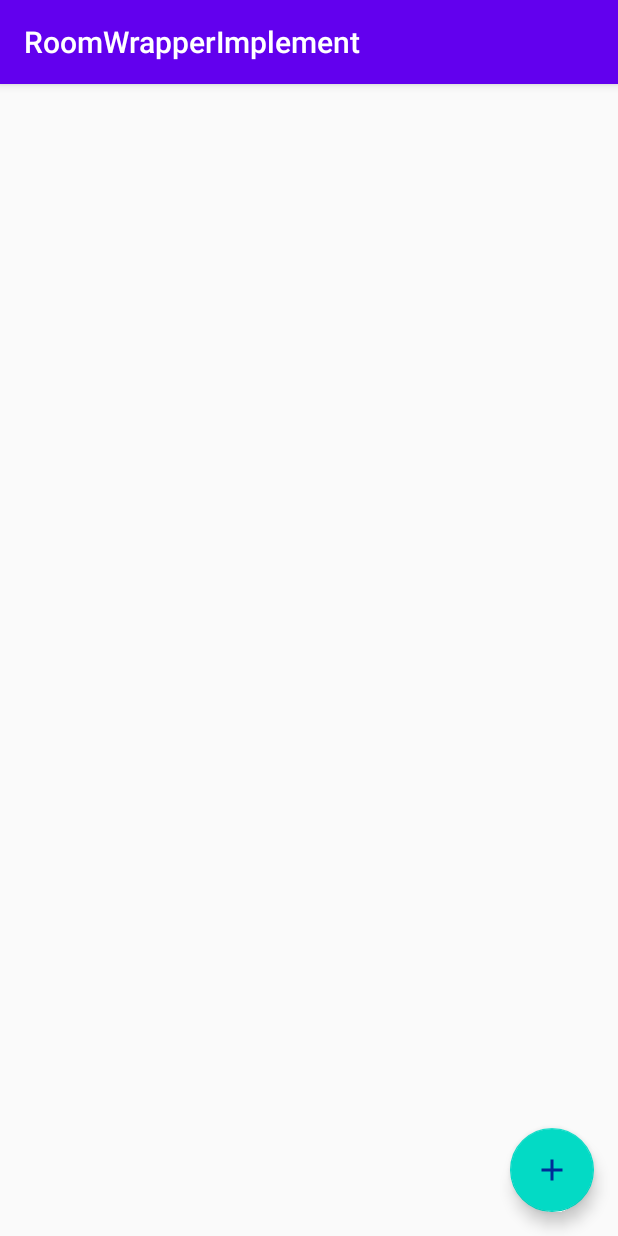
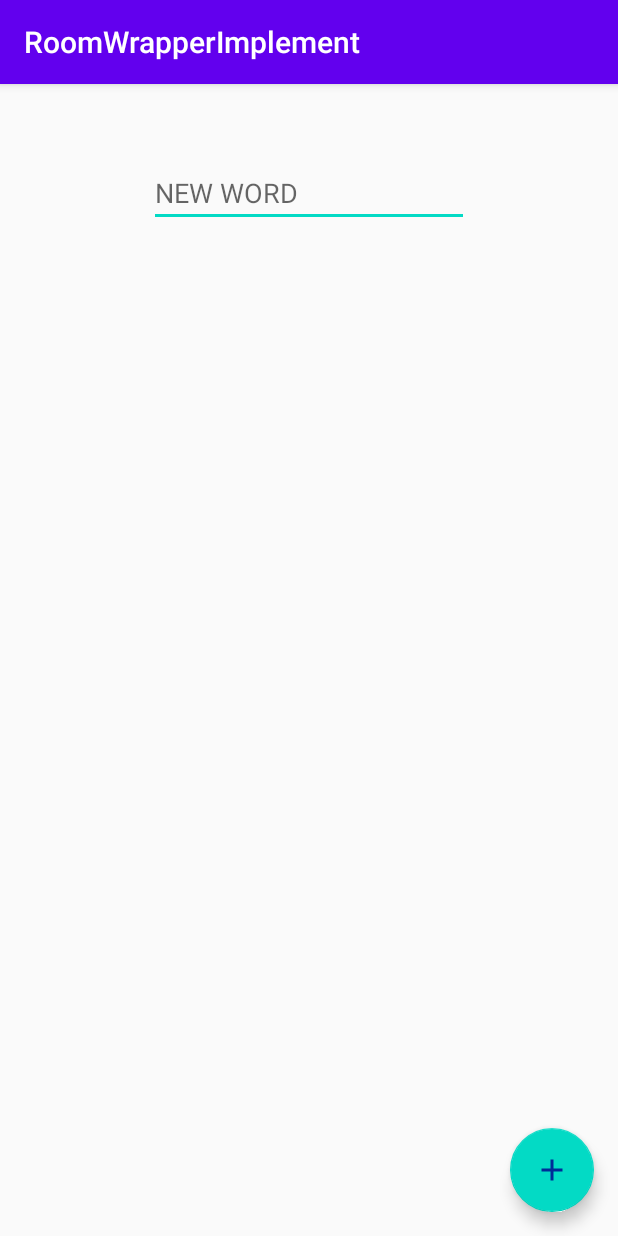
Before and after one commit to KhadijaHameed/Learning-topics, an Android app: the screen it shows after launch (MainActivity), on a phone screen of 412 x 824 dp. Run offline under Robolectric (Android 15) with nearby library versions, the phone set to English and light mode, and no system bars; our stand-ins replace Room's generated code; libraries missing offline, so code that uses them is left out: com.facebook.stetho; 3 statements that could not run were skipped.

Commit message:
insert , update, delete method

```diff
--- a/app/src/main/java/com/example/roomwrapperimplement/MainActivity.java
+++ b/app/src/main/java/com/example/roomwrapperimplement/MainActivity.java
@@ -14,6 +14,7 @@ import android.os.AsyncTask;
 import android.os.Bundle;
 import android.util.Log;
 import android.view.View;
+import android.widget.EditText;
 import android.widget.Toast;
 
 import com.example.roomwrapperimplement.db.Repository;
@@ -31,14 +32,19 @@ import okhttp3.OkHttpClient;
 public class MainActivity extends AppCompatActivity {
 
     Repository dbRepo;
+    EditText etNewWord;
+    String newWord = " ";
 
     @Override
     protected void onCreate(Bundle savedInstanceState) {
         super.onCreate(savedInstanceState);
         setContentView(R.layout.activity_main);
-        dbRepo =new Repository(getApplicationContext());
+        dbRepo = new Repository(getApplicationContext());
 
-       // Stetho.initializeWithDefaults(this);
+        etNewWord = findViewById(R.id.et_word);
+
+        //region stetho
+        // Stetho.initializeWithDefaults(this);
         new OkHttpClient.Builder()
                 .addNetworkInterceptor(new StethoInterceptor())
                 .build();
@@ -47,25 +53,29 @@ public class MainActivity extends AppCompatActivity {
                     @Override
                     public Iterable<DumperPlugin> get() {
                         return new Stetho.DefaultDumperPluginsBuilder(MainActivity.this)
-                              //  .provide(new MyDumperPlugin())
+                                //  .provide(new MyDumperPlugin())
                                 .finish();
                     }
                 })
                 .enableWebKitInspector(Stetho.defaultInspectorModulesProvider(this))
                 .build());
+        //endregion stetho
 
-
-            FloatingActionButton fab = findViewById(R.id.fab);
-            fab.setOnClickListener(view -> {
-
+        FloatingActionButton fab = findViewById(R.id.fab);
+        fab.setOnClickListener(view -> {
             try {
-                Word word=new Word("Add");
-                dbRepo.insert(word);
-                Toast.makeText(this, "Insert Successfully! "+word.getWord(), Toast.LENGTH_SHORT).show();
-            }catch (Exception e){
-                Log.d("#error",e.getLocalizedMessage());
+                newWord = etNewWord.getText().toString();
+                Word word = new Word("");
+                //    dbRepo.insert(word);
+                //    dbRepo.updateWord(word, 9);
+                //    dbRepo.deleteRowbyID(10);
+                //    **it can also delete null space row <==>
+                //    dbRepo.deleteRowbySpecificWord(word);
+                Toast.makeText(this, "delete Successfully! " + word.getWord(), Toast.LENGTH_SHORT).show();
+                etNewWord.setText(" ");
+            } catch (Exception e) {
+                Log.d("#error", e.getLocalizedMessage());
             }
-
         });
 
     }
--- a/app/src/main/java/com/example/roomwrapperimplement/db/WordDao.java
+++ b/app/src/main/java/com/example/roomwrapperimplement/db/WordDao.java
@@ -4,14 +4,18 @@ import androidx.room.Dao;
 import androidx.room.Insert;
 import androidx.room.OnConflictStrategy;
 import androidx.room.Query;
+import androidx.room.Update;
 
 import com.example.roomwrapperimplement.Word;
 
 import java.util.List;
 
+import static androidx.room.OnConflictStrategy.REPLACE;
+
 @Dao
 public interface WordDao {
 
+  // queries
   // allowing the insert of the same word multiple times by passing a
     // conflict resolution strategy
     @Insert(onConflict = OnConflictStrategy.IGNORE)
@@ -20,10 +24,20 @@ public interface WordDao {
     @Query("DELETE FROM word_table")
     void deleteAll();
 
-    @Query("SELECT * from word_table ORDER BY word ASC")
-    List<Word> getAlphabetizedWords();
+    //@Query("SELECT * from word_table ORDER BY word ASC")
+   // List<Word> getAlphabetizedWords();
 
+ // @Update(onConflict = REPLACE)
+  //void update(Word word);
 
+   @Query("UPDATE word_table SET word=:word WHERE rowid =:id")
+   void update(String word, int id);
 
+   //delete row from id
+    @Query("DELETE FROM word_table WHERE rowid =:id")
+    void deleteRowById(int id);
 
+    //delete row from id
+    @Query("DELETE FROM word_table WHERE word=:word")
+    void deleteRowByWord(String word);
 }
--- a/app/src/main/java/com/example/roomwrapperimplement/db/WordRoomDatabase.java
+++ b/app/src/main/java/com/example/roomwrapperimplement/db/WordRoomDatabase.java
@@ -10,7 +10,7 @@ import com.example.roomwrapperimplement.Word;
 
 @Database(entities = {Word.class}, version = 1, exportSchema = false)
     public abstract class WordRoomDatabase extends RoomDatabase {
-
+        //db instance
         public abstract WordDao wordDao();
 
         private static WordRoomDatabase INSTANCE;
--- a/app/src/main/res/layout/activity_main.xml
+++ b/app/src/main/res/layout/activity_main.xml
@@ -1,19 +1,31 @@
 <?xml version="1.0" encoding="utf-8"?>
-<androidx.constraintlayout.widget.ConstraintLayout
-    xmlns:android="http://schemas.android.com/apk/res/android"
+<androidx.constraintlayout.widget.ConstraintLayout xmlns:android="http://schemas.android.com/apk/res/android"
     xmlns:app="http://schemas.android.com/apk/res-auto"
     xmlns:tools="http://schemas.android.com/tools"
+    android:id="@+id/new_word"
     android:layout_width="match_parent"
     android:layout_height="match_parent">
 
 
     <com.google.android.material.floatingactionbutton.FloatingActionButton
         android:id="@+id/fab"
+        android:layout_width="wrap_content"
+        android:layout_height="wrap_content"
+        android:layout_margin="16dp"
         android:src="@drawable/ic_add_black_24dp"
         app:layout_constraintBottom_toBottomOf="parent"
-        app:layout_constraintEnd_toEndOf="parent"
+        app:layout_constraintEnd_toEndOf="parent" />
+
+    <EditText
+        android:layout_marginTop="50dp"
+        android:id="@+id/et_word"
         android:layout_width="wrap_content"
         android:layout_height="wrap_content"
-        android:layout_margin="16dp" />
+        android:ems="10"
+        android:inputType="textPersonName"
+        android:hint="NEW WORD"
+        app:layout_constraintEnd_toEndOf="parent"
+        app:layout_constraintStart_toStartOf="parent"
+        app:layout_constraintTop_toTopOf="parent" />
 
 </androidx.constraintlayout.widget.ConstraintLayout>
```
Also changed, not shown: app/src/main/java/com/example/roomwrapperimplement/db/Repository.java (+13 -1 lines).
